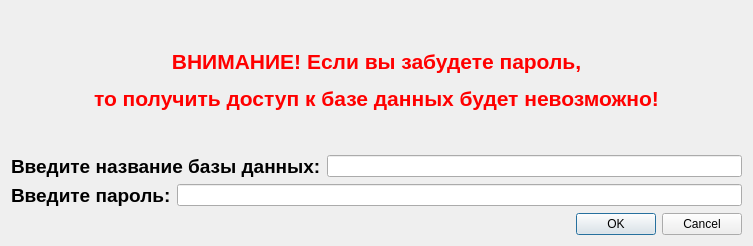
First picture: the form in createbasewidget.ui, repository SNEGIKON13/Password-Manager, before the edit.
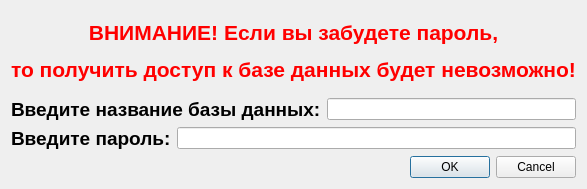
Second picture: the form after the edit.

```diff
--- a/createbasewidget.ui
+++ b/createbasewidget.ui
@@ -9,26 +9,24 @@
    <rect>
     <x>0</x>
     <y>0</y>
-    <width>753</width>
-    <height>246</height>
+    <width>583</width>
+    <height>189</height>
    </rect>
   </property>
   <property name="windowTitle">
    <string>CreatePassword</string>
   </property>
-  <layout class="QGridLayout" name="gridLayout_3">
-   <item row="0" column="0">
-    <layout class="QGridLayout" name="gridLayout_2">
-     <item row="0" column="0">
       <layout class="QGridLayout" name="gridLayout">
        <item row="0" column="0">
+    <layout class="QVBoxLayout" name="verticalLayout">
+     <item>
         <widget class="QLabel" name="warning">
          <property name="text">
           <string>&lt;html&gt;&lt;head/&gt;&lt;body&gt;&lt;p align=&quot;center&quot;&gt;&lt;span style=&quot; font-size:16pt; font-weight:700; color:#ff0000;&quot;&gt;ВНИМАНИЕ! Если вы забудете пароль,&lt;/span&gt;&lt;/p&gt;&lt;p align=&quot;center&quot;&gt;&lt;span style=&quot; font-size:16pt; font-weight:700; color:#ff0000;&quot;&gt;то получить доступ к базе данных будет невозможно!&lt;/span&gt;&lt;/p&gt;&lt;/body&gt;&lt;/html&gt;</string>
          </property>
         </widget>
        </item>
-       <item row="1" column="0">
+     <item>
         <layout class="QHBoxLayout" name="horizontalLayout_2">
          <item>
           <widget class="QLabel" name="label">
@@ -46,7 +44,7 @@
          </item>
         </layout>
        </item>
-       <item row="2" column="0">
+     <item>
         <layout class="QHBoxLayout" name="horizontalLayout">
          <item>
           <widget class="QLabel" name="label_2">
@@ -64,9 +62,7 @@
          </item>
         </layout>
        </item>
-      </layout>
-     </item>
-     <item row="1" column="0">
+     <item>
       <widget class="QDialogButtonBox" name="buttonBox">
        <property name="orientation">
         <enum>Qt::Horizontal</enum>
```
Left out of the diff: 2 changed lines with no effect on the pictures. Lines whose indentation alone changed are shown as unchanged.
